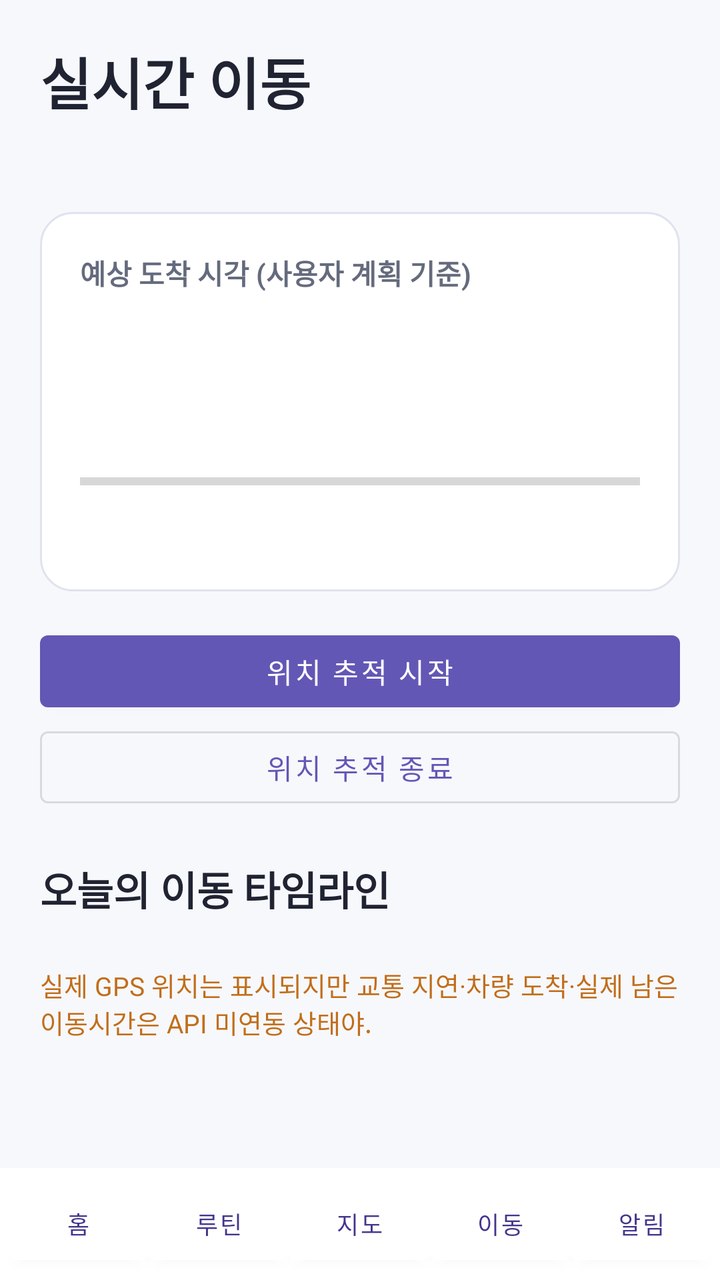
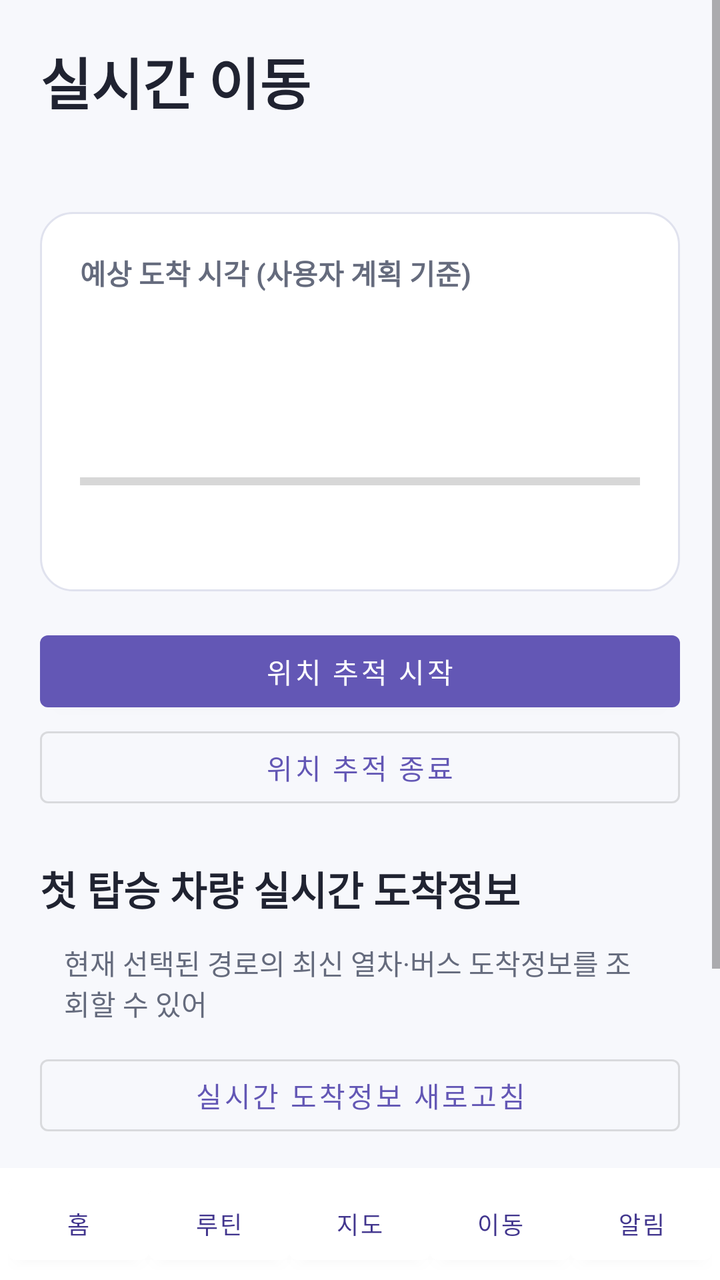

The first picture is an Android layout as it rendered before a commit; the second is the same layout after the commit. The layout source and the unified diff follow.
<!-- AndroidManifest.xml: application theme Theme.MyCommute -->
<!-- res/layout/activity_tracking.xml -->
<?xml version="1.0" encoding="utf-8"?>
<LinearLayout xmlns:android="http://schemas.android.com/apk/res/android" android:orientation="vertical"
    android:layout_width="match_parent" android:layout_height="match_parent">
    <ScrollView android:layout_width="match_parent" android:layout_height="0dp" android:layout_weight="1">
        <LinearLayout android:layout_width="match_parent" android:layout_height="wrap_content" android:padding="20dp" android:orientation="vertical">
            <TextView android:layout_width="match_parent" android:layout_height="wrap_content" android:text="실시간 이동"
                android:textSize="28sp" android:textStyle="bold" android:textColor="@color/text_primary"/>
            <TextView android:id="@+id/trackingStatus" android:layout_width="match_parent" android:layout_height="wrap_content" android:layout_marginTop="8dp"
                android:textColor="@color/text_secondary"/>
            <LinearLayout android:layout_width="match_parent" android:layout_height="wrap_content" android:orientation="vertical"
                android:layout_marginTop="18dp" android:padding="20dp" android:background="@drawable/bg_card">
                <TextView style="@style/Text.Label" android:layout_width="match_parent" android:layout_height="wrap_content" android:text="예상 도착 시각 (사용자 계획 기준)"/>
                <TextView android:id="@+id/trackingEta" android:layout_width="match_parent" android:layout_height="wrap_content"
                    android:layout_marginTop="8dp" android:textSize="32sp" android:textStyle="bold" android:textColor="@color/primary_dark"/>
                <TextView android:id="@+id/trackingProgress" android:layout_width="match_parent" android:layout_height="wrap_content"
                    android:layout_marginTop="8dp" android:textColor="@color/text_secondary"/>
                <ProgressBar android:id="@+id/trackingBar" style="?android:attr/progressBarStyleHorizontal" android:layout_width="match_parent"
                    android:layout_height="8dp" android:layout_marginTop="12dp" android:max="100"/>
                <TextView android:id="@+id/trackingLocation" android:layout_width="match_parent" android:layout_height="wrap_content"
                    android:layout_marginTop="12dp" android:textColor="@color/text_secondary"/>
            </LinearLayout>
            <com.google.android.material.button.MaterialButton android:id="@+id/btnStartTracking" android:layout_width="match_parent"
                android:layout_height="wrap_content" android:layout_marginTop="16dp" android:text="위치 추적 시작"/>
            <com.google.android.material.button.MaterialButton android:id="@+id/btnStopTracking" android:layout_width="match_parent"
                android:layout_height="wrap_content" android:text="위치 추적 종료"
                style="@style/Widget.MaterialComponents.Button.OutlinedButton"/>
            <TextView style="@style/Text.Section" android:layout_width="match_parent" android:layout_height="wrap_content"
                android:layout_marginTop="22dp" android:text="오늘의 이동 타임라인"/>
            <LinearLayout android:id="@+id/trackingTimeline" android:layout_width="match_parent" android:layout_height="wrap_content"
                android:layout_marginTop="8dp" android:orientation="vertical"/>
            <TextView android:layout_width="match_parent" android:layout_height="wrap_content" android:layout_marginTop="16dp"
                android:text="실제 GPS 위치는 표시되지만 교통 지연·차량 도착·실제 남은 이동시간은 API 미연동 상태야."
                android:textColor="@color/warning" android:textSize="13sp"/>
        </LinearLayout>
    </ScrollView>
    <include layout="@layout/view_bottom_nav"/>
</LinearLayout>
<!-- res/layout/view_bottom_nav.xml (included above) -->
<?xml version="1.0" encoding="utf-8"?>
<LinearLayout xmlns:android="http://schemas.android.com/apk/res/android"
    android:id="@+id/bottomNav" android:layout_width="match_parent" android:layout_height="wrap_content"
    android:padding="4dp" android:background="@color/surface" android:orientation="horizontal">
    <Button android:id="@+id/navHome" android:layout_width="0dp" android:layout_weight="1" android:layout_height="48dp"
        android:backgroundTint="@color/surface" android:textColor="@color/primary_dark" android:textSize="12sp" android:text="홈" />
    <Button android:id="@+id/navCustom" android:layout_width="0dp" android:layout_weight="1" android:layout_height="48dp"
        android:backgroundTint="@color/surface" android:textColor="@color/primary_dark" android:textSize="12sp" android:text="루틴" />
    <Button android:id="@+id/navMap" android:layout_width="0dp" android:layout_weight="1" android:layout_height="48dp"
        android:backgroundTint="@color/surface" android:textColor="@color/primary_dark" android:textSize="12sp" android:text="지도" />
    <Button android:id="@+id/navTracking" android:layout_width="0dp" android:layout_weight="1" android:layout_height="48dp"
        android:backgroundTint="@color/surface" android:textColor="@color/primary_dark" android:textSize="12sp" android:text="이동" />
    <Button android:id="@+id/navLogs" android:layout_width="0dp" android:layout_weight="1" android:layout_height="48dp"
        android:backgroundTint="@color/surface" android:textColor="@color/primary_dark" android:textSize="12sp" android:text="알림" />
</LinearLayout>
<!-- resources referenced by this layout -->
<resources>
  <color name="primary_dark">#42368E</color>
  <color name="surface">#FFFFFF</color>
  <color name="text_primary">#202331</color>
  <color name="text_secondary">#656B7D</color>
  <color name="warning">#C16E1B</color>
  <!-- drawable bg_card (drawable) -->
  <shape xmlns:android="http://schemas.android.com/apk/res/android">
      <solid android:color="@color/surface" />
      <corners android:radius="16dp" />
      <stroke android:width="1dp" android:color="@color/border" />
  </shape>
  <style name="Text.Label" parent="">
          <item name="android:textSize">14sp</item>
          <item name="android:textStyle">bold</item>
          <item name="android:textColor">@color/text_secondary</item>
      </style>
  <style name="Text.Section" parent="">
          <item name="android:textSize">20sp</item>
          <item name="android:textStyle">bold</item>
          <item name="android:textColor">@color/text_primary</item>
      </style>
  <style name="Theme.MyCommute" parent="Theme.MaterialComponents.DayNight.NoActionBar">
          <item name="colorPrimary">@color/primary</item>
          <item name="colorPrimaryVariant">@color/primary_dark</item>
          <item name="colorOnPrimary">@android:color/white</item>
          <item name="android:statusBarColor">@color/primary_dark</item>
          <item name="android:navigationBarColor">@color/background</item>
          <item name="android:windowBackground">@color/background</item>
          <item name="fontFamily">sans</item>
      </style>
  <color name="border">#E0E2EE</color>
  <color name="primary">#6357B5</color>
  <color name="background">#F7F8FC</color>
</resources>

<!-- the commit's change to res/layout/activity_tracking.xml (unified diff, before → after) -->
@@ -23,6 +23,17 @@
                 android:layout_height="wrap_content" android:layout_marginTop="16dp" android:text="위치 추적 시작"/>
             <com.google.android.material.button.MaterialButton android:id="@+id/btnStopTracking" android:layout_width="match_parent"
                 android:layout_height="wrap_content" android:text="위치 추적 종료"
+                style="@style/Widget.MaterialComponents.Button.OutlinedButton"/>
+            <TextView style="@style/Text.Section" android:layout_width="match_parent"
+                android:layout_height="wrap_content" android:layout_marginTop="22dp"
+                android:text="첫 탑승 차량 실시간 도착정보"/>
+            <TextView android:id="@+id/trackingLiveArrival" android:layout_width="match_parent"
+                android:layout_height="wrap_content" android:padding="12dp"
+                android:text="현재 선택된 경로의 최신 열차·버스 도착정보를 조회할 수 있어"
+                android:textColor="@color/text_secondary"/>
+            <com.google.android.material.button.MaterialButton android:id="@+id/btnRefreshTrackingArrival"
+                android:layout_width="match_parent" android:layout_height="wrap_content"
+                android:text="실시간 도착정보 새로고침"
                 style="@style/Widget.MaterialComponents.Button.OutlinedButton"/>
             <TextView style="@style/Text.Section" android:layout_width="match_parent" android:layout_height="wrap_content"
                 android:layout_marginTop="22dp" android:text="오늘의 이동 타임라인"/>
